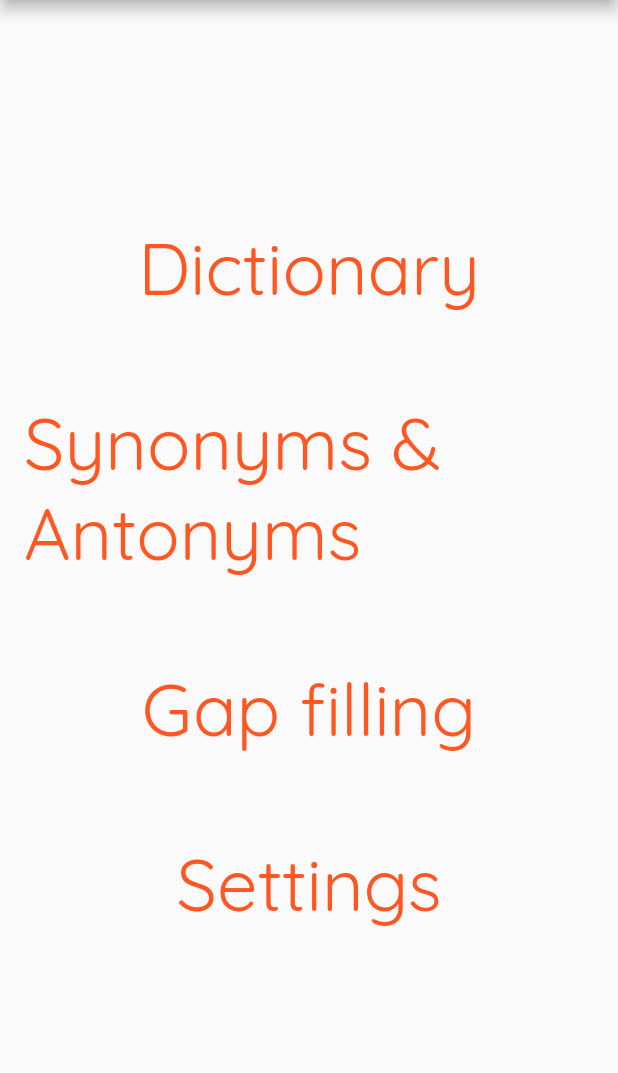
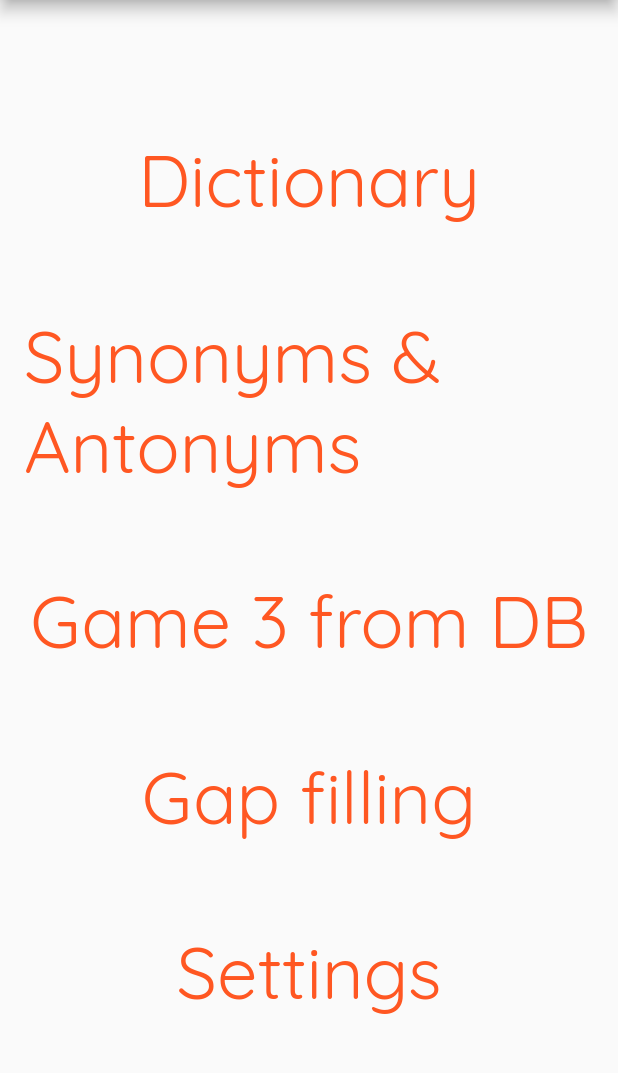
Before and after one commit to DenXman111/EnglishLearningApp, a Flutter app: the screen it shows after launch, on a phone screen of 412 x 824 dp, the part 84-1157 px from its top. Run offline on Flutter 3.47's test engine with Material 2 defaults, Android fonts, the phone set to English and light mode, and no system bars; our stand-ins replace google_fonts, hive, hive_flutter; accounts and stored records are empty; generated files the repository leaves out were written again.

Commit message:
Add missing files

```diff
--- a/lib/view/GamePageState.dart
+++ b/lib/view/GamePageState.dart
@@ -1,5 +1,6 @@
 import 'package:english_learning_app/db/Database.dart';
 import 'package:english_learning_app/db/ExerciseModel.dart';
+import 'package:english_learning_app/db/GameModel.dart';
 import 'package:english_learning_app/viewmodel/ExercisePage.dart';
 import 'package:english_learning_app/viewmodel/GamePage.dart';
 import 'package:flutter/cupertino.dart';
@@ -11,11 +12,12 @@ import '../viewmodel/TotalPoints.dart';
 class GamePageState extends State<GamePage>{
 
   int gameKey;
-  GamePageState(this.gameKey);
+  Game game;
+  GamePageState(this.game);
 
   @override
   Widget build(BuildContext context) {
-    List<Exercise> exercises = DataStorage.db.getAllExercises(this.gameKey);
+    List<Exercise> exercises = DataStorage.db.getAllExercises(this.game.dbKey);
     TotalPoints totalPoints = new TotalPoints();
     List<TextButton> buttonsList = new List<TextButton>();
 
@@ -53,7 +55,7 @@ class GamePageState extends State<GamePage>{
     return Scaffold(
       appBar: AppBar(
         title: Text(
-          'Filling gaps game',
+          this.game.description,
           style: GoogleFonts.quicksand(
             fontSize: 32,
             fontWeight: FontWeight.w300,
--- a/lib/view/GapFillingExerciseState.dart
+++ b/lib/view/GapFillingExerciseState.dart
@@ -14,10 +14,10 @@ enum VerificationResult {
 }
 
 
-class ExercisePageState extends State<ExercisePage>{
+class GapFillingExercisePageState extends State<ExercisePage>{
 
   String exerciseKey;
-  ExercisePageState(this.exerciseKey);
+  GapFillingExercisePageState(this.exerciseKey);
   Exercise exercise;
 
   static const scale = 7.2;
--- a/lib/view/MenuPageState.dart
+++ b/lib/view/MenuPageState.dart
@@ -4,6 +4,7 @@ import 'package:english_learning_app/viewmodel/PastParticipleGameWidget.dart';
 import 'package:english_learning_app/viewmodel/DictionaryGameWidget.dart';
 import 'package:english_learning_app/viewmodel/MenuPage.dart';
 import 'package:english_learning_app/viewmodel/GamePage.dart';
+import 'package:english_learning_app/viewmodel/SynsAntonymsGamePage.dart';
 import 'package:flutter/cupertino.dart';
 import 'package:flutter/material.dart';
 import 'package:google_fonts/google_fonts.dart';
@@ -83,6 +84,30 @@ class MenuPageState extends State<MenuPage>{
                 print (data[1].description);
                 Navigator.push(
                   context,
+                  MaterialPageRoute(builder: (context) => SynsAntonymsGamePage()),
+                );
+              },
+            ),
+            SizedBox(height: 25),
+            TextButton(
+              child: Text(
+                data[2].title,
+                style: GoogleFonts.quicksand(
+                  fontSize: 48,
+                  fontWeight: FontWeight.w400,
+                ),
+
+              ),
+              style: TextButton.styleFrom(
+                primary: Colors.deepOrange,
+                padding: EdgeInsets.all(16.0),
+                //backgroundColor: Colors.grey,
+                //onSurface: Colors.white,
+              ),
+              onPressed: (){
+                print (data[2].description);
+                Navigator.push(
+                  context,
                   MaterialPageRoute(builder: (context) => PastParticipleGame()),
                 );
               },
@@ -107,7 +132,7 @@ class MenuPageState extends State<MenuPage>{
                 Navigator.push(
                   context,
                   MaterialPageRoute(
-                    builder: (context) => GamePage(data[3].dbKey),
+                    builder: (context) => GamePage(data[3]),
                   ),
                 );
               },
```
